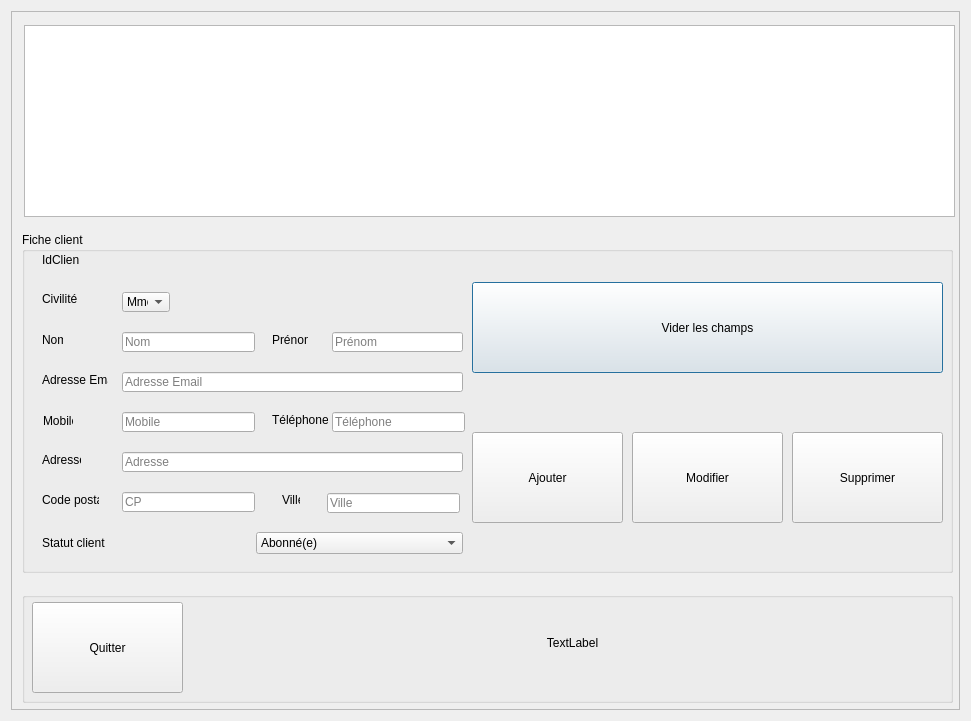
Above: FestiClicC/clients.ui from FestiClic/FestiClic3 before the change. Below: the same form after it.
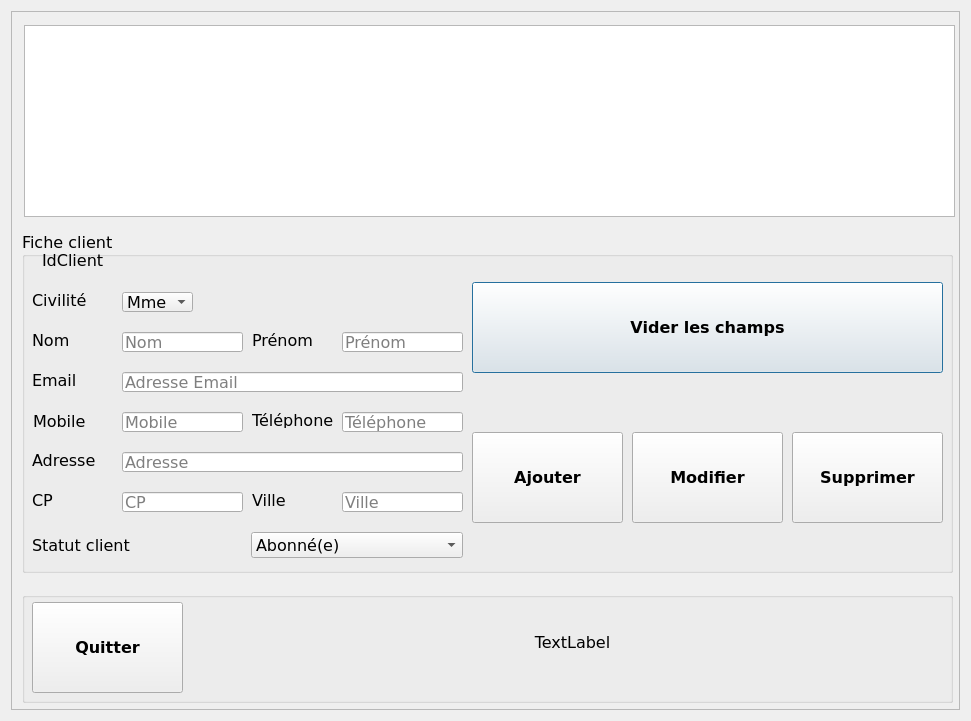
That is the form after the change.

```diff
--- a/FestiClicC/clients.ui
+++ b/FestiClicC/clients.ui
@@ -52,6 +52,12 @@
          <height>341</height>
         </rect>
        </property>
+       <property name="font">
+        <font>
+         <family>Verdana</family>
+         <pointsize>12</pointsize>
+        </font>
+       </property>
        <property name="styleSheet">
         <string notr="true">#QLabel {
 font-size: 10px;
@@ -65,10 +71,16 @@
          <rect>
           <x>20</x>
           <y>20</y>
-          <width>37</width>
+          <width>71</width>
           <height>16</height>
          </rect>
         </property>
+        <property name="font">
+         <font>
+          <family>Verdana</family>
+          <pointsize>12</pointsize>
+         </font>
+        </property>
         <property name="text">
          <string>IdClient</string>
         </property>
@@ -78,10 +90,16 @@
          <rect>
           <x>100</x>
           <y>60</y>
-          <width>48</width>
+          <width>71</width>
           <height>20</height>
          </rect>
         </property>
+        <property name="font">
+         <font>
+          <family>Verdana</family>
+          <pointsize>12</pointsize>
+         </font>
+        </property>
         <item>
          <property name="text">
           <string>Mme</string>
@@ -102,6 +120,12 @@
           <height>20</height>
          </rect>
         </property>
+        <property name="font">
+         <font>
+          <family>Verdana</family>
+          <pointsize>12</pointsize>
+         </font>
+        </property>
         <property name="placeholderText">
          <string>Adresse</string>
         </property>
@@ -111,10 +135,16 @@
          <rect>
           <x>100</x>
           <y>260</y>
-          <width>133</width>
+          <width>121</width>
           <height>20</height>
          </rect>
         </property>
+        <property name="font">
+         <font>
+          <family>Verdana</family>
+          <pointsize>12</pointsize>
+         </font>
+        </property>
         <property name="placeholderText">
          <string>CP</string>
         </property>
@@ -122,12 +152,18 @@
        <widget class="QLabel" name="label_7">
         <property name="geometry">
          <rect>
-          <x>20</x>
+          <x>10</x>
           <y>220</y>
-          <width>39</width>
+          <width>71</width>
           <height>16</height>
          </rect>
         </property>
+        <property name="font">
+         <font>
+          <family>Verdana</family>
+          <pointsize>12</pointsize>
+         </font>
+        </property>
         <property name="text">
          <string>Adresse</string>
         </property>
@@ -135,25 +171,37 @@
        <widget class="QLabel" name="label_8">
         <property name="geometry">
          <rect>
-          <x>20</x>
+          <x>10</x>
           <y>260</y>
-          <width>57</width>
+          <width>81</width>
           <height>16</height>
          </rect>
         </property>
+        <property name="font">
+         <font>
+          <family>Verdana</family>
+          <pointsize>12</pointsize>
+         </font>
+        </property>
         <property name="text">
-         <string>Code postal</string>
+         <string>CP</string>
         </property>
        </widget>
        <widget class="QLabel" name="label_4">
         <property name="geometry">
          <rect>
-          <x>20</x>
+          <x>10</x>
           <y>100</y>
-          <width>21</width>
+          <width>71</width>
           <height>16</height>
          </rect>
         </property>
+        <property name="font">
+         <font>
+          <family>Verdana</family>
+          <pointsize>12</pointsize>
+         </font>
+        </property>
         <property name="text">
          <string>Nom</string>
         </property>
@@ -163,10 +211,16 @@
          <rect>
           <x>100</x>
           <y>100</y>
-          <width>133</width>
+          <width>121</width>
           <height>20</height>
          </rect>
         </property>
+        <property name="font">
+         <font>
+          <family>Verdana</family>
+          <pointsize>12</pointsize>
+         </font>
+        </property>
         <property name="placeholderText">
          <string>Nom</string>
         </property>
@@ -174,12 +228,18 @@
        <widget class="QLabel" name="label_5">
         <property name="geometry">
          <rect>
-          <x>250</x>
+          <x>230</x>
           <y>100</y>
-          <width>36</width>
+          <width>71</width>
           <height>16</height>
          </rect>
         </property>
+        <property name="font">
+         <font>
+          <family>Verdana</family>
+          <pointsize>12</pointsize>
+         </font>
+        </property>
         <property name="text">
          <string>Prénom</string>
         </property>
@@ -187,12 +247,18 @@
        <widget class="QLineEdit" name="cltTxtPrenom">
         <property name="geometry">
          <rect>
-          <x>310</x>
+          <x>320</x>
           <y>100</y>
-          <width>131</width>
+          <width>121</width>
           <height>20</height>
          </rect>
         </property>
+        <property name="font">
+         <font>
+          <family>Verdana</family>
+          <pointsize>12</pointsize>
+         </font>
+        </property>
         <property name="placeholderText">
          <string>Prénom</string>
         </property>
@@ -200,14 +266,20 @@
        <widget class="QLabel" name="label_6">
         <property name="geometry">
          <rect>
-          <x>20</x>
+          <x>10</x>
           <y>140</y>
-          <width>66</width>
+          <width>71</width>
           <height>16</height>
          </rect>
         </property>
+        <property name="font">
+         <font>
+          <family>Verdana</family>
+          <pointsize>12</pointsize>
+         </font>
+        </property>
         <property name="text">
-         <string>Adresse Email</string>
+         <string>Email</string>
         </property>
        </widget>
        <widget class="QLineEdit" name="cltTxtEmail">
@@ -219,6 +291,12 @@
           <height>20</height>
          </rect>
         </property>
+        <property name="font">
+         <font>
+          <family>Verdana</family>
+          <pointsize>12</pointsize>
+         </font>
+        </property>
         <property name="placeholderText">
          <string>Adresse Email</string>
         </property>
@@ -232,6 +310,14 @@
           <height>91</height>
          </rect>
         </property>
+        <property name="font">
+         <font>
+          <family>Verdana</family>
+          <pointsize>12</pointsize>
+          <weight>75</weight>
+          <bold>true</bold>
+         </font>
+        </property>
         <property name="text">
          <string>Vider les champs</string>
         </property>
@@ -239,15 +325,21 @@
        <widget class="QWidget" name="layoutWidget">
         <property name="geometry">
          <rect>
-          <x>20</x>
+          <x>10</x>
           <y>300</y>
-          <width>421</width>
-          <height>22</height>
+          <width>431</width>
+          <height>26</height>
          </rect>
         </property>
         <layout class="QHBoxLayout" name="horizontalLayout_6">
          <item>
           <widget class="QLabel" name="label">
+           <property name="font">
+            <font>
+             <family>Verdana</family>
+             <pointsize>12</pointsize>
+            </font>
+           </property>
            <property name="text">
             <string>Statut client</string>
            </property>
@@ -255,6 +347,12 @@
          </item>
          <item>
           <widget class="QComboBox" name="cltCBoxAbonne">
+           <property name="font">
+            <font>
+             <family>Verdana</family>
+             <pointsize>12</pointsize>
+            </font>
+           </property>
            <item>
             <property name="text">
              <string>Abonné(e)</string>
@@ -272,12 +370,18 @@
        <widget class="QLabel" name="label_2">
         <property name="geometry">
          <rect>
-          <x>21</x>
+          <x>11</x>
           <y>181</y>
-          <width>30</width>
+          <width>61</width>
           <height>16</height>
          </rect>
         </property>
+        <property name="font">
+         <font>
+          <family>Verdana</family>
+          <pointsize>12</pointsize>
+         </font>
+        </property>
         <property name="text">
          <string>Mobile</string>
         </property>
@@ -285,12 +389,18 @@
        <widget class="QLabel" name="label_3">
         <property name="geometry">
          <rect>
-          <x>250</x>
+          <x>230</x>
           <y>180</y>
-          <width>56</width>
+          <width>91</width>
           <height>16</height>
          </rect>
         </property>
+        <property name="font">
+         <font>
+          <family>Verdana</family>
+          <pointsize>12</pointsize>
+         </font>
+        </property>
         <property name="text">
          <string>Téléphone</string>
         </property>
@@ -298,12 +408,18 @@
        <widget class="QLineEdit" name="cltTxtTel">
         <property name="geometry">
          <rect>
-          <x>310</x>
+          <x>320</x>
           <y>180</y>
-          <width>133</width>
+          <width>121</width>
           <height>20</height>
          </rect>
         </property>
+        <property name="font">
+         <font>
+          <family>Verdana</family>
+          <pointsize>12</pointsize>
+         </font>
+        </property>
         <property name="placeholderText">
          <string>Téléphone</string>
         </property>
@@ -313,10 +429,16 @@
          <rect>
           <x>100</x>
           <y>180</y>
-          <width>133</width>
+          <width>121</width>
           <height>20</height>
          </rect>
         </property>
+        <property name="font">
+         <font>
+          <family>Verdana</family>
+          <pointsize>12</pointsize>
+         </font>
+        </property>
         <property name="placeholderText">
          <string>Mobile</string>
         </property>
@@ -330,6 +452,14 @@
           <height>91</height>
          </rect>
         </property>
+        <property name="font">
+         <font>
+          <family>Verdana</family>
+          <pointsize>12</pointsize>
+          <weight>75</weight>
+          <bold>true</bold>
+         </font>
+        </property>
         <property name="text">
          <string>Ajouter</string>
         </property>
@@ -343,6 +473,14 @@
           <height>91</height>
          </rect>
         </property>
+        <property name="font">
+         <font>
+          <family>Verdana</family>
+          <pointsize>12</pointsize>
+          <weight>75</weight>
+          <bold>true</bold>
+         </font>
+        </property>
         <property name="text">
          <string>Modifier</string>
         </property>
@@ -356,6 +494,14 @@
           <height>91</height>
          </rect>
         </property>
+        <property name="font">
+         <font>
+          <family>Verdana</family>
+          <pointsize>12</pointsize>
+          <weight>75</weight>
+          <bold>true</bold>
+         </font>
+        </property>
         <property name="text">
          <string>Supprimer</string>
         </property>
@@ -363,12 +509,18 @@
        <widget class="QLabel" name="label_10">
         <property name="geometry">
          <rect>
-          <x>20</x>
+          <x>10</x>
           <y>60</y>
-          <width>47</width>
-          <height>13</height>
+          <width>71</width>
+          <height>16</height>
          </rect>
         </property>
+        <property name="font">
+         <font>
+          <family>Verdana</family>
+          <pointsize>12</pointsize>
+         </font>
+        </property>
         <property name="text">
          <string>Civilité</string>
         </property>
@@ -376,12 +528,18 @@
        <widget class="QLineEdit" name="cltTxtVille">
         <property name="geometry">
          <rect>
-          <x>305</x>
-          <y>261</y>
-          <width>133</width>
+          <x>320</x>
+          <y>260</y>
+          <width>121</width>
           <height>20</height>
          </rect>
         </property>
+        <property name="font">
+         <font>
+          <family>Verdana</family>
+          <pointsize>12</pointsize>
+         </font>
+        </property>
         <property name="placeholderText">
          <string>Ville</string>
         </property>
@@ -389,12 +547,18 @@
        <widget class="QLabel" name="label_9">
         <property name="geometry">
          <rect>
-          <x>260</x>
+          <x>230</x>
           <y>260</y>
-          <width>18</width>
+          <width>41</width>
           <height>16</height>
          </rect>
         </property>
+        <property name="font">
+         <font>
+          <family>Verdana</family>
+          <pointsize>12</pointsize>
+         </font>
+        </property>
         <property name="text">
          <string>Ville</string>
         </property>
@@ -421,6 +585,14 @@
           <height>91</height>
          </rect>
         </property>
+        <property name="font">
+         <font>
+          <family>Verdana</family>
+          <pointsize>12</pointsize>
+          <weight>75</weight>
+          <bold>true</bold>
+         </font>
+        </property>
         <property name="text">
          <string>Quitter</string>
         </property>
@@ -434,6 +606,12 @@
           <height>81</height>
          </rect>
         </property>
+        <property name="font">
+         <font>
+          <family>Verdana</family>
+          <pointsize>12</pointsize>
+         </font>
+        </property>
         <property name="text">
          <string>TextLabel</string>
         </property>
```
Left out of the diff: 6 changed lines with no effect on the pictures.
